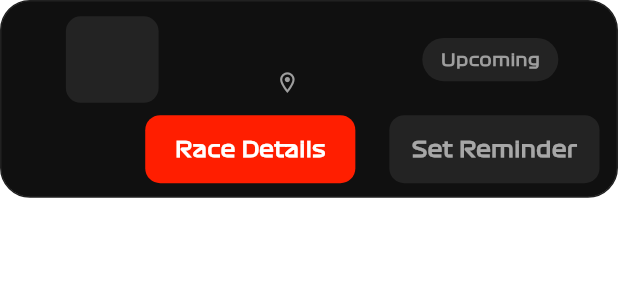
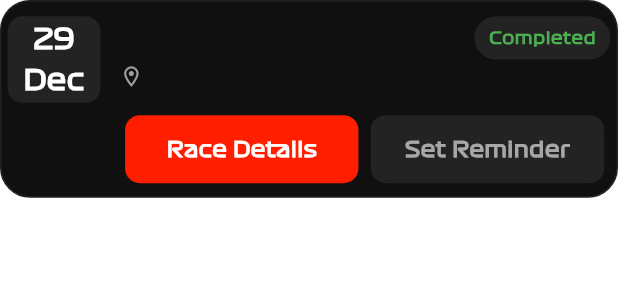
Before and after one commit to SohamDesai1/race-control-frontend, a Flutter app: the UpcomingCard widget shown alone on an empty page, opened directly with empty values, on a phone screen of 412 x 824 dp. Shown: the top 300 px of the screen. Run offline on Flutter 3.47's test engine with Material 3 defaults, Android fonts, the phone set to English and light mode, and no system bars; our stand-ins replace bloc, carousel_slider, dartz, dio, flutter_bloc, flutter_dotenv and 10 more; accounts and stored records are empty; generated files the repository leaves out were written again; network calls fail.

Commit message:
feat(frontend): :sparkles: updated screens UI

```diff
--- a/lib/presentation/home/views/dashboard_screen.dart
+++ b/lib/presentation/home/views/dashboard_screen.dart
@@ -9,7 +9,6 @@ import 'package:frontend/presentation/home/views/widgets/driver_card.dart';
 import 'package:frontend/presentation/home/views/widgets/upcoming_card.dart';
 import 'package:frontend/utils/race_utils.dart';
 import 'package:go_router/go_router.dart';
-import 'package:intl/intl.dart';
 import 'package:sizer/sizer.dart';
 
 class DashboardScreen extends StatefulWidget {
@@ -90,10 +89,9 @@ class _DashboardScreenState extends State<DashboardScreen> {
                         itemBuilder: (context, index) {
                           final race = upcoming[index];
                           final date = DateTime.parse(race.date!);
-                          final formatted = DateFormat('dd MMM').format(date);
 
                           return UpcomingCard(
-                            date: formatted,
+                            date: date,
                             raceName: race.raceName!,
                             location: "${race.locality}, ${race.country}",
                             onTap: () => context.pushNamed(
--- a/lib/presentation/home/views/home_screen.dart
+++ b/lib/presentation/home/views/home_screen.dart
@@ -1,5 +1,6 @@
 import 'package:flutter/material.dart';
 import 'package:flutter_bloc/flutter_bloc.dart';
+import 'package:frontend/presentation/calendar/views/calendar_screen.dart';
 import 'package:frontend/presentation/home/cubit/bottom_bar_cubit.dart';
 import 'package:frontend/presentation/home/views/dashboard_screen.dart';
 import 'package:frontend/presentation/standings/views/standing_screen.dart';
@@ -32,7 +33,7 @@ class _HomeState extends State<HomeScreen> with SingleTickerProviderStateMixin {
     List screens = [
       const DashboardScreen(),
       const StandingScreen(),
-      const Center(child: Text('Drivers Screen')),
+      const CalendarScreen(),
       const Center(child: Text('Settings Screen')),
     ];
     return BlocBuilder<NavigationCubit, int>(
--- a/lib/presentation/home/views/widgets/upcoming_card.dart
+++ b/lib/presentation/home/views/widgets/upcoming_card.dart
@@ -1,20 +1,48 @@
 // ignore_for_file: public_member_api_docs, sort_constructors_first
 import 'package:flutter/material.dart';
+import 'package:intl/intl.dart';
 import 'package:sizer/sizer.dart';
 
 class UpcomingCard extends StatelessWidget {
-  final String date;
+  final DateTime date;
   final String raceName;
   final String location;
+  final VoidCallback? onTap;
   const UpcomingCard({
     super.key,
     required this.date,
     required this.raceName,
     required this.location,
+    this.onTap,
   });
 
   @override
   Widget build(BuildContext context) {
+    String calcStatus() {
+      final now = DateTime.now();
+      if (date.isAfter(now) && date.difference(now).inDays >= 3) {
+        return "Upcoming";
+      } else if (date.isAfter(now)) {
+        return "Live";
+      } else {
+        return "Completed";
+      }
+    }
+
+    Color calcColor() {
+      final status = calcStatus();
+      switch (status) {
+        case "Upcoming":
+          return Colors.grey;
+        case "Live":
+          return const Color.fromARGB(255, 255, 152, 0);
+        case "Completed":
+          return const Color.fromARGB(255, 76, 175, 80);
+        default:
+          return Colors.grey;
+      }
+    }
+
     return Container(
       height: 16.h,
       decoration: BoxDecoration(
@@ -25,9 +53,9 @@ class UpcomingCard extends StatelessWidget {
       child: Column(
         children: [
           Padding(
-            padding: EdgeInsets.only(left: 1.w, top: 1.2.h),
+            padding: EdgeInsets.only(left: 1.w, top: 1.2.h, right: 1.w),
             child: Row(
-              mainAxisAlignment: MainAxisAlignment.spaceAround,
+              crossAxisAlignment: CrossAxisAlignment.start,
               children: [
                 Container(
                   height: 7.h,
@@ -38,24 +66,30 @@ class UpcomingCard extends StatelessWidget {
                   ),
                   child: Center(
                     child: Text(
-                      date,
+                      DateFormat('dd MMM').format(date),
                       textAlign: TextAlign.center,
                       style: TextStyle(
-                        fontSize: 4.w,
+                        fontSize: 4.5.w,
                         fontWeight: FontWeight.w600,
                       ),
                     ),
                   ),
                 ),
-                Column(
+
+                SizedBox(width: 3.w),
+
+                Expanded(
+                  child: Column(
                     crossAxisAlignment: CrossAxisAlignment.start,
                     children: [
                       Text(
                         raceName,
                         style: TextStyle(
-                        fontSize: 4.w,
+                          fontSize: 3.7.w,
                           fontWeight: FontWeight.w600,
                         ),
+                        maxLines: 2,
+                        overflow: TextOverflow.ellipsis,
                       ),
                       SizedBox(height: 1.h),
                       Row(
@@ -66,14 +100,25 @@ class UpcomingCard extends StatelessWidget {
                             color: Colors.grey,
                           ),
                           SizedBox(width: 1.w),
-                        Text(
+                          Expanded(
+                            child: Text(
                               location,
-                          style: TextStyle(fontSize: 3.5.w, color: Colors.grey),
+                              style: TextStyle(
+                                fontSize: 3.5.w,
+                                color: Colors.grey,
+                              ),
+                              maxLines: 1,
+                              overflow: TextOverflow.ellipsis,
+                            ),
                           ),
                         ],
                       ),
                     ],
                   ),
+                ),
+
+                SizedBox(width: 2.w),
+
                 Container(
                   height: 3.5.h,
                   width: 22.w,
@@ -83,9 +128,9 @@ class UpcomingCard extends StatelessWidget {
                   ),
                   child: Center(
                     child: Text(
-                      "Upcoming",
+                      calcStatus(),
                       style: TextStyle(
-                        color: Colors.grey,
+                        color: calcColor(),
                         fontSize: 2.7.w,
                         fontWeight: FontWeight.w600,
                       ),
@@ -96,13 +141,17 @@ class UpcomingCard extends StatelessWidget {
             ),
           ),
           SizedBox(height: 1.h),
-          Row(
-            mainAxisAlignment: MainAxisAlignment.spaceAround,
+          Padding(
+            padding: EdgeInsets.symmetric(horizontal: 2.w),
+            child: Row(
               children: [
                 SizedBox(width: 15.w),
-              Container(
+                SizedBox(width: 3.w),
+                Expanded(
+                  child: GestureDetector(
+                    onTap: onTap,
+                    child: Container(
                       height: 5.5.h,
-                width: 34.w,
                       decoration: BoxDecoration(
                         color: const Color.fromARGB(255, 255, 30, 0),
                         borderRadius: BorderRadius.circular(10),
@@ -110,13 +159,19 @@ class UpcomingCard extends StatelessWidget {
                       child: Center(
                         child: Text(
                           "Race Details",
-                    style: TextStyle(fontWeight: FontWeight.w600),
+                          style: TextStyle(
+                            fontWeight: FontWeight.w600,
+                            color: Colors.white,
                           ),
                         ),
                       ),
-              Container(
+                    ),
+                  ),
+                ),
+                SizedBox(width: 2.w),
+                Expanded(
+                  child: Container(
                     height: 5.5.h,
-                width: 34.w,
                     decoration: BoxDecoration(
                       color: const Color.fromARGB(255, 35, 35, 35),
                       borderRadius: BorderRadius.circular(10),
@@ -131,7 +186,9 @@ class UpcomingCard extends StatelessWidget {
                       ),
                     ),
                   ),
+                ),
               ],
+            ),
           ),
         ],
       ),
```
Also changed, not shown: lib/presentation/calendar/views/calendar_screen.dart (added, +152 -0 lines). Lines whose indentation alone changed are shown as unchanged.
